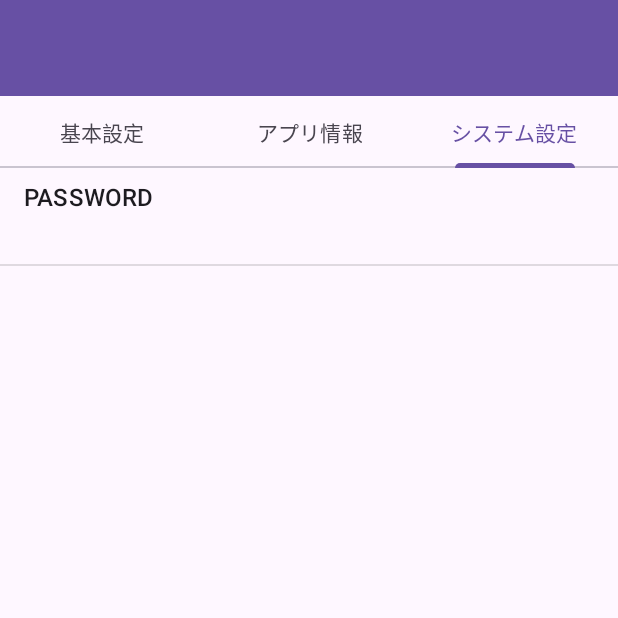
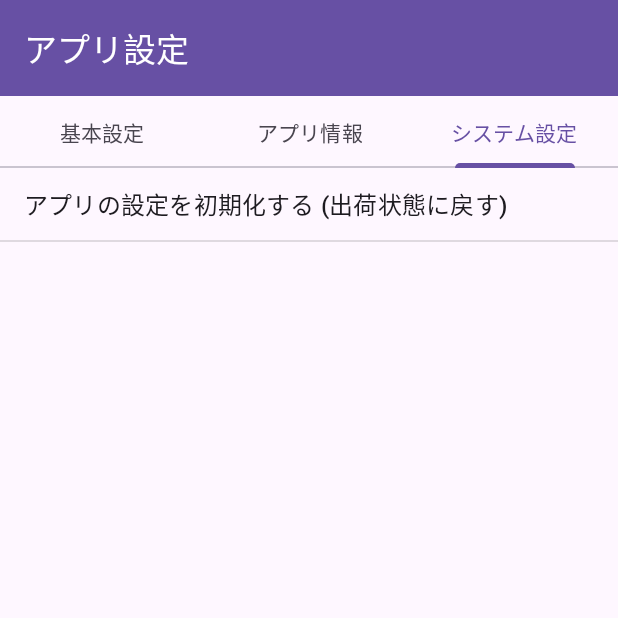
Before and after one commit to sozonext-corporation/inntouch-for-android, an Android app: the fragment AppInfoFragment placed in its activity, tab 3 chosen, on a phone screen of 412 x 824 dp, the top half of it. Run offline under Robolectric (Android 15) with nearby library versions, the phone set to English and light mode, and no system bars.

Commit message:
no message

```diff
--- a/app/src/main/java/com/sozonext/starryapp/ui/activity/MenuActivity.kt
+++ b/app/src/main/java/com/sozonext/starryapp/ui/activity/MenuActivity.kt
@@ -1,49 +1,47 @@
 package com.sozonext.starryapp.ui.activity
 
 import android.os.Bundle
-import android.widget.FrameLayout
-import android.widget.ListView
 import androidx.activity.enableEdgeToEdge
 import androidx.appcompat.app.AppCompatActivity
 import com.google.android.material.tabs.TabLayout
-import com.sozonext.starryapp.utils.DataStoreUtils
 import com.sozonext.starryapp.R
 import com.sozonext.starryapp.ui.fragment.GeneralSettingsFragment
-import com.sozonext.starryapp.ui.fragment.InformationFragment
+import com.sozonext.starryapp.ui.fragment.AppInfoFragment
 import com.sozonext.starryapp.ui.fragment.SystemSettingsFragment
-import kotlinx.coroutines.flow.first
-import kotlinx.coroutines.runBlocking
 
 class MenuActivity : AppCompatActivity() {
 
     private lateinit var tabLayout: TabLayout
-    private lateinit var frameLayout: FrameLayout
 
     override fun onCreate(savedInstanceState: Bundle?) {
         super.onCreate(savedInstanceState)
         enableEdgeToEdge()
         setContentView(R.layout.activity_menu)
 
+        // 新規タブの追加
         tabLayout = findViewById(R.id.tabLayout)
         tabLayout.addTab(tabLayout.newTab().setText("基本設定"))
         tabLayout.addTab(tabLayout.newTab().setText("アプリ情報"))
         tabLayout.addTab(tabLayout.newTab().setText("システム設定"))
 
+        // 初期表示
         supportFragmentManager.beginTransaction()
             .replace(R.id.frameLayout, GeneralSettingsFragment())
             .commit()
 
+        // TabLayoutの切り替え
         tabLayout.addOnTabSelectedListener(object : TabLayout.OnTabSelectedListener {
             override fun onTabSelected(tab: TabLayout.Tab) {
                 when (tab.position) {
+                    // 基本設定
                     0 -> supportFragmentManager.beginTransaction()
                         .replace(R.id.frameLayout, GeneralSettingsFragment())
                         .commit()
-
+                    // アプリ情報
                     1 -> supportFragmentManager.beginTransaction()
-                        .replace(R.id.frameLayout, InformationFragment())
+                        .replace(R.id.frameLayout, AppInfoFragment())
                         .commit()
-
+                    // システム設定
                     2 -> supportFragmentManager.beginTransaction()
                         .replace(R.id.frameLayout, SystemSettingsFragment())
                         .commit()
@@ -54,25 +52,6 @@ class MenuActivity : AppCompatActivity() {
             override fun onTabReselected(tab: TabLayout.Tab) {}
         })
 
-        val listView: ListView = findViewById(R.id.listView)
-        runBlocking {
-            val dataStoreUtils = DataStoreUtils(applicationContext)
-            val settingsList = listOf(
-                Pair(
-                    "パスワード",
-                    dataStoreUtils.getDataStoreValue(DataStoreUtils.PASSWORD).first().toString()
-                ),
-                Pair(
-                    "起動 URL",
-                    dataStoreUtils.getDataStoreValue(DataStoreUtils.START_URL).first().toString()
-                ),
-                Pair(
-                    "設定 URL",
-                    dataStoreUtils.getDataStoreValue(DataStoreUtils.CONFIG_URL).first().toString()
-                ),
-            )
-        }
-
     }
 
 }
--- a/app/src/main/java/com/sozonext/starryapp/ui/fragment/InformationFragment.kt
+++ b/app/src/main/java/com/sozonext/starryapp/ui/fragment/AppInfoFragment.kt
@@ -11,50 +11,47 @@ import com.sozonext.starryapp.utils.DataStoreUtils
 import kotlinx.coroutines.flow.first
 import kotlinx.coroutines.runBlocking
 
-class InformationFragment : Fragment() {
-
-    private lateinit var listView: ListView
+class AppInfoFragment : Fragment() {
 
     override fun onCreateView(
         inflater: LayoutInflater, container: ViewGroup?, savedInstanceState: Bundle?
     ): View {
-        listView = ListView(requireContext())
+        val context = requireContext()
+        val listView = ListView(context)
         runBlocking {
-            val ds = DataStoreUtils(requireContext())
+            val ds = DataStoreUtils(context)
             val data = listOf(
                 mapOf(
-                    "key" to "PASSWORD",
+                    "key" to "パスワード",
                     "value" to ds.getDataStoreValue(DataStoreUtils.PASSWORD).first().toString(),
                 ),
                 mapOf(
-                    "key" to "START_URL",
+                    "key" to "起動 URL",
                     "value" to ds.getDataStoreValue(DataStoreUtils.START_URL).first().toString(),
                 ),
                 mapOf(
-                    "key" to "CONFIG_URL",
+                    "key" to "設定 URL",
                     "value" to ds.getDataStoreValue(DataStoreUtils.CONFIG_URL).first().toString(),
                 ),
                 mapOf(
-                    "key" to "SIP_SERVER",
+                    "key" to "SIP SERVER",
                     "value" to ds.getDataStoreValue(DataStoreUtils.SIP_SERVER).first().toString(),
                 ),
                 mapOf(
-                    "key" to "SIP_DOMAIN",
+                    "key" to "SIP DOMAIN",
                     "value" to ds.getDataStoreValue(DataStoreUtils.SIP_DOMAIN).first().toString(),
                 ),
                 mapOf(
-                    "key" to "EXTENSION_NUMBER",
-                    "value" to ds.getDataStoreValue(DataStoreUtils.EXTENSION_NUMBER).first()
-                        .toString(),
+                    "key" to "EXTENSION NUMBER",
+                    "value" to ds.getDataStoreValue(DataStoreUtils.EXTENSION_NUMBER).first().toString(),
                 ),
                 mapOf(
-                    "key" to "EXTENSION_PASSWORD",
-                    "value" to ds.getDataStoreValue(DataStoreUtils.EXTENSION_PASSWORD).first()
-                        .toString(),
+                    "key" to "EXTENSION PASSWORD",
+                    "value" to ds.getDataStoreValue(DataStoreUtils.EXTENSION_PASSWORD).first().toString(),
                 ),
             )
             listView.adapter = SimpleAdapter(
-                requireContext(),
+                context,
                 data,
                 android.R.layout.simple_list_item_2,
                 arrayOf("key", "value"),
--- a/app/src/main/java/com/sozonext/starryapp/ui/fragment/GeneralSettingsFragment.kt
+++ b/app/src/main/java/com/sozonext/starryapp/ui/fragment/GeneralSettingsFragment.kt
@@ -1,5 +1,7 @@
 package com.sozonext.starryapp.ui.fragment
 
+import android.app.Activity
+import android.content.Intent
 import android.os.Bundle
 import android.view.LayoutInflater
 import android.view.View
@@ -11,36 +13,42 @@ import com.sozonext.starryapp.utils.KioskUtils
 
 class GeneralSettingsFragment : Fragment() {
 
-    private lateinit var listView: ListView
-
     override fun onCreateView(
         inflater: LayoutInflater, container: ViewGroup?, savedInstanceState: Bundle?
     ): View {
-        listView = ListView(requireContext())
-        val list = listOf(
+        val context = requireContext()
+        val listView = ListView(context)
+        val data = listOf(
+            mapOf(
+                "key" to "客室の設定をする",
+            ),
             mapOf(
                 "key" to "アプリの固定を解除する",
             ),
-            mapOf(
-                "key" to "客室設定を変更する",
-            ),
         )
         listView.adapter = SimpleAdapter(
-            requireContext(),
-            list,
+            context,
+            data,
             android.R.layout.simple_list_item_1,
             arrayOf("key"),
             intArrayOf(android.R.id.text1)
         )
         listView.setOnItemClickListener { _, _, position, _ ->
-            // アプリの固定を解除する
-            if (position == 0) {
-                KioskUtils(requireContext()).stop(requireActivity())
-            } else if (position == 1) {
-                KioskUtils(requireContext()).stop(requireActivity())
+            when (position) {
+                // 客室の設定をする
+                0 -> navigateConfigUrl()
+                // アプリの固定を解除する
+                1 -> KioskUtils(context).stop(requireActivity())
             }
         }
         return listView
     }
 
+    private fun navigateConfigUrl() {
+        val intent = Intent()
+        intent.putExtra("event", "navigateConfigUrl")
+        requireActivity().setResult(Activity.RESULT_OK, intent)
+        requireActivity().finish()
+    }
+
 }
--- a/app/src/main/java/com/sozonext/starryapp/ui/fragment/SystemSettingsFragment.kt
+++ b/app/src/main/java/com/sozonext/starryapp/ui/fragment/SystemSettingsFragment.kt
@@ -1,48 +1,64 @@
 package com.sozonext.starryapp.ui.fragment
 
+import android.app.Activity
+import android.content.Intent
 import android.os.Bundle
 import android.view.LayoutInflater
 import android.view.View
 import android.view.ViewGroup
 import android.widget.ListView
 import android.widget.SimpleAdapter
+import androidx.appcompat.app.AlertDialog
 import androidx.fragment.app.Fragment
 import com.sozonext.starryapp.utils.DataStoreUtils
-import kotlinx.coroutines.flow.first
 import kotlinx.coroutines.runBlocking
 
+
 class SystemSettingsFragment : Fragment() {
-
-    private lateinit var listView: ListView
 
     override fun onCreateView(
         inflater: LayoutInflater, container: ViewGroup?, savedInstanceState: Bundle?
     ): View {
-        listView = ListView(requireContext())
+        val context = requireContext()
+        val listView = ListView(context)
         runBlocking {
-            val ds = DataStoreUtils(requireContext())
             val data = listOf(
                 mapOf(
-                    "key" to "PASSWORD",
-                    "value" to ds.getDataStoreValue(DataStoreUtils.PASSWORD).first().toString(),
+                    "key" to "アプリの設定を初期化する (出荷状態に戻す)",
                 ),
             )
             listView.adapter = SimpleAdapter(
-                requireContext(),
+                context,
                 data,
-                android.R.layout.simple_list_item_2,
-                arrayOf("key", "value"),
-                intArrayOf(android.R.id.text1, android.R.id.text2)
+                android.R.layout.simple_list_item_1,
+                arrayOf("key"),
+                intArrayOf(android.R.id.text1)
             )
         }
-        listView.setOnItemClickListener { parent, view, position, id ->
-            if (position == 0) {
-                runBlocking {
-                    DataStoreUtils(requireContext()).resetDataStore()
-                }
+        listView.setOnItemClickListener { _, _, position, _ ->
+            when (position) {
+                // アプリの設定を初期化する
+                0 -> factoryReset()
             }
         }
         return listView
     }
 
+    private fun factoryReset() {
+        val context = requireContext()
+        AlertDialog.Builder(context).setTitle("警告")
+            .setMessage("アプリの設定を初期化しようとしてます。\r\n再設定を行うには管理画面からQRコードを読み取る必要があります。\r\n本当によろしいでしょうか？")
+            .setPositiveButton("OK") { _, _ ->
+                runBlocking {
+                    DataStoreUtils(context).resetDataStore()
+                }
+                val intent = Intent()
+                intent.putExtra("event", "launchQRCodeActivity")
+                requireActivity().setResult(Activity.RESULT_OK, intent)
+                requireActivity().finish()
+            }
+            .setNegativeButton("No") { _, _ -> }
+            .show()
+    }
+
 }
--- a/app/src/main/res/layout/activity_menu.xml
+++ b/app/src/main/res/layout/activity_menu.xml
@@ -18,7 +18,10 @@
             android:layout_height="wrap_content"
             android:background="?attr/colorPrimary"
             android:minHeight="?attr/actionBarSize"
-            android:theme="?attr/actionBarTheme" />
+            android:theme="?attr/actionBarTheme"
+            android:visibility="visible"
+            app:title="アプリ設定"
+            app:titleTextColor="@color/white" />
 
         <com.google.android.material.tabs.TabLayout
             android:id="@+id/tabLayout"
```
Also changed, not shown: app/src/main/java/com/sozonext/starryapp/ui/activity/MainActivity.kt (+40 -11 lines), app/src/main/java/com/sozonext/starryapp/ui/activity/QRCodeScannerActivity.kt (+6 -4 lines).
